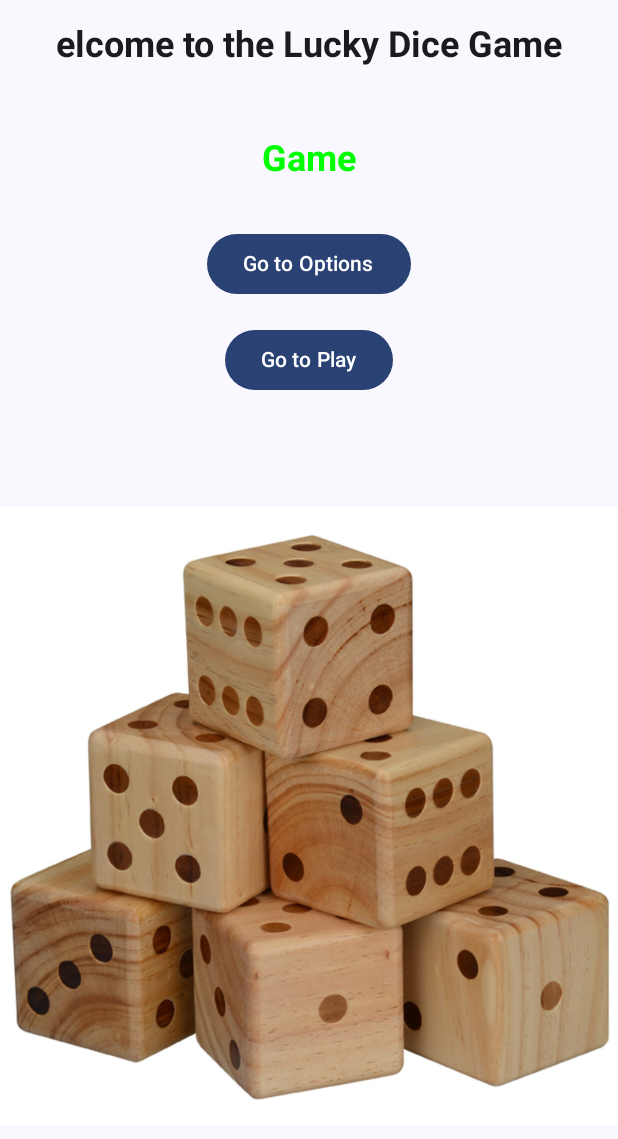
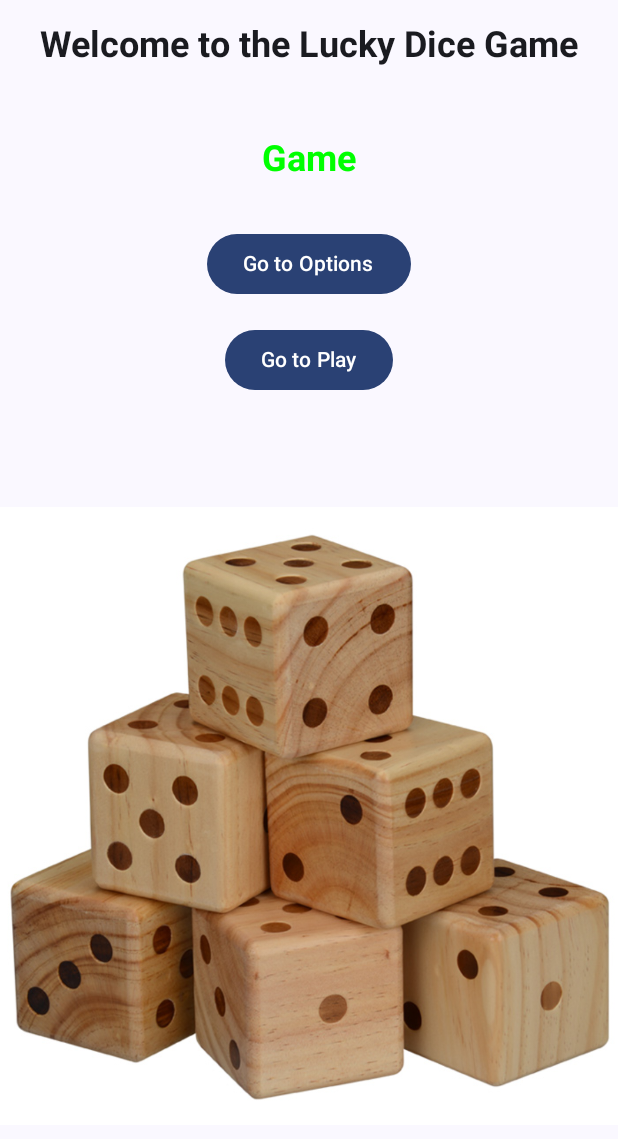
Before and after one commit to csstudent26/AndroidProject_3053007, an Android app built with Jetpack Compose: the screen it shows after launch (MainActivity), on a phone screen of 412 x 824 dp. Shown: the top 1139 px of the screen. Run offline under Robolectric (Android 15) with nearby library versions, the phone set to English and light mode, and no system bars.

Commit message:
Commit 51 : Altering Welcome Message in 'Home'

```diff
--- a/app/src/main/java/com/example/oct24provisional/MainActivity.kt
+++ b/app/src/main/java/com/example/oct24provisional/MainActivity.kt
@@ -75,7 +75,7 @@ class MainActivity : ComponentActivity() {
                     ) {
                         // Title
                         Text(
-                            text = "elcome to the Lucky Dice Game",
+                            text = "Welcome to the Lucky Dice Game",
                             style = TextStyle(
                                 fontSize = 24.sp, // Adjust the font size as needed
                                 fontWeight = FontWeight.Bold
```
